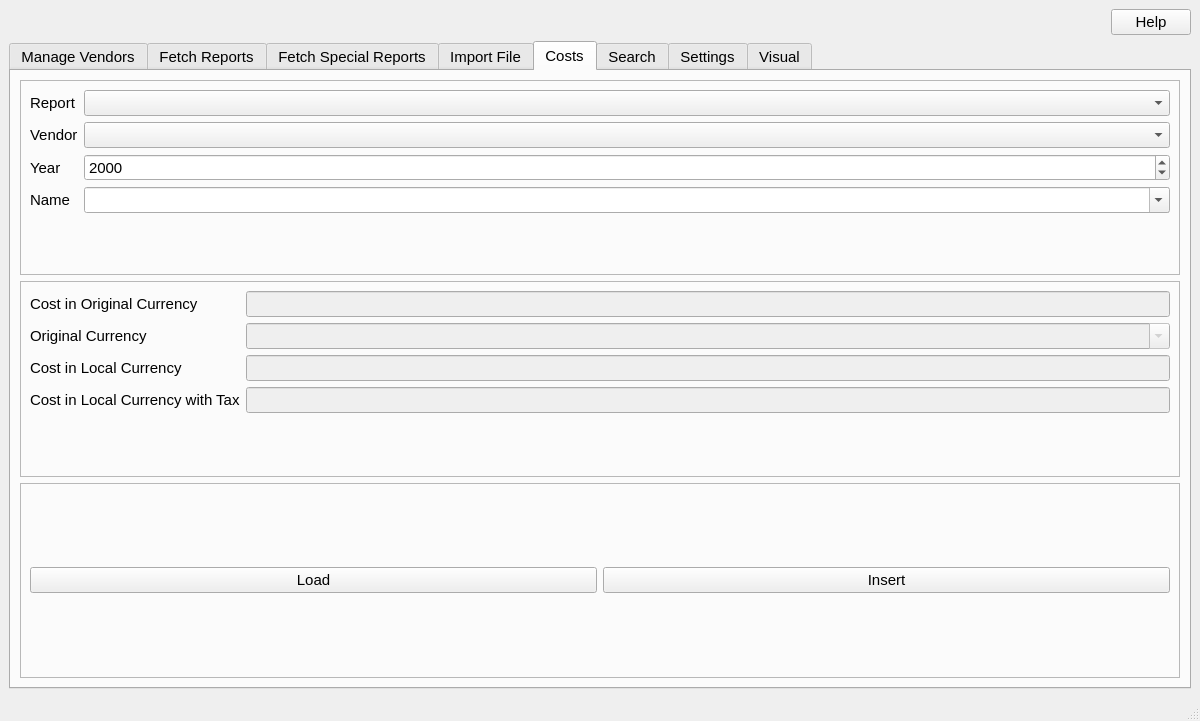
Before: the Qt Designer form ui/MainWindow.ui in CS-4820-Library-Project/COUNTER-5-Report-Tool-2020-5.0, drawn with Qt 5.
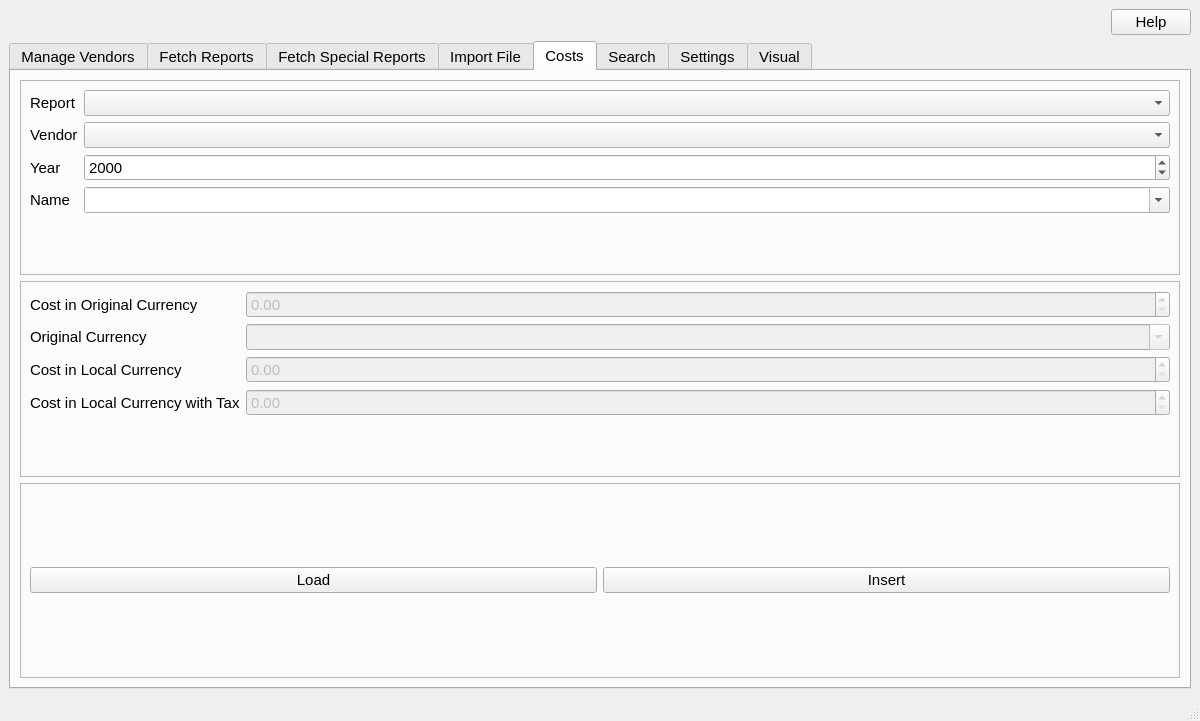
After: the same form once the commit is applied. The open tabs and pages were chosen to show the change.

Commit message: cleaned up a bit; still working on inserting costs

Diff of the .ui file:
```diff
--- a/ui/MainWindow.ui
+++ b/ui/MainWindow.ui
@@ -1704,13 +1704,6 @@
              </property>
             </widget>
            </item>
-           <item row="0" column="1">
-            <widget class="QLineEdit" name="costs_cost_in_original_currency_lineedit">
-             <property name="enabled">
-              <bool>false</bool>
-             </property>
-            </widget>
-           </item>
            <item row="1" column="0">
             <widget class="QLabel" name="costs_original_currency_label">
              <property name="text">
@@ -1735,13 +1728,6 @@
              </property>
             </widget>
            </item>
-           <item row="2" column="1">
-            <widget class="QLineEdit" name="costs_cost_in_local_currency_lineedit">
-             <property name="enabled">
-              <bool>false</bool>
-             </property>
-            </widget>
-           </item>
            <item row="3" column="0">
             <widget class="QLabel" name="costs_cost_in_local_currency_with_tax_label">
              <property name="text">
@@ -1749,8 +1735,22 @@
              </property>
             </widget>
            </item>
+           <item row="0" column="1">
+            <widget class="QDoubleSpinBox" name="costs_cost_in_original_currency_doublespinbox">
+             <property name="enabled">
+              <bool>false</bool>
+             </property>
+            </widget>
+           </item>
+           <item row="2" column="1">
+            <widget class="QDoubleSpinBox" name="costs_cost_in_local_currency_doublespinbox">
+             <property name="enabled">
+              <bool>false</bool>
+             </property>
+            </widget>
+           </item>
            <item row="3" column="1">
-            <widget class="QLineEdit" name="costs_cost_in_local_currency_with_tax_lineedit">
+            <widget class="QDoubleSpinBox" name="costs_cost_in_local_currency_with_tax_doublespinbox">
              <property name="enabled">
               <bool>false</bool>
              </property>
```
The commit also changes 4 other files.
